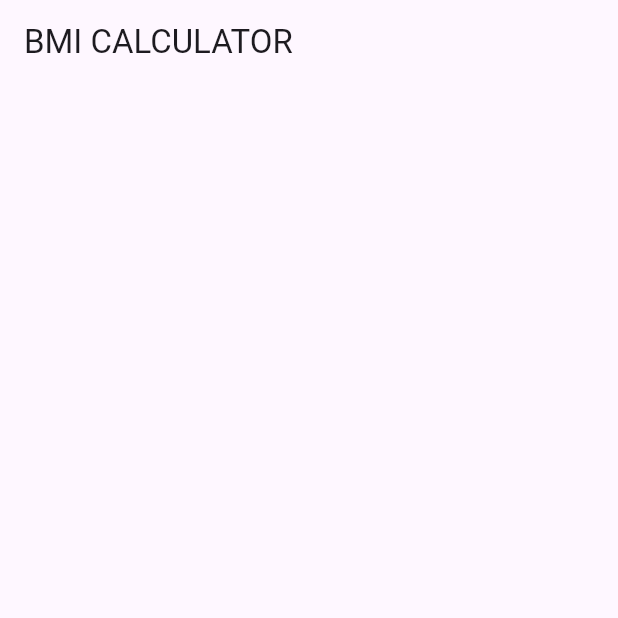
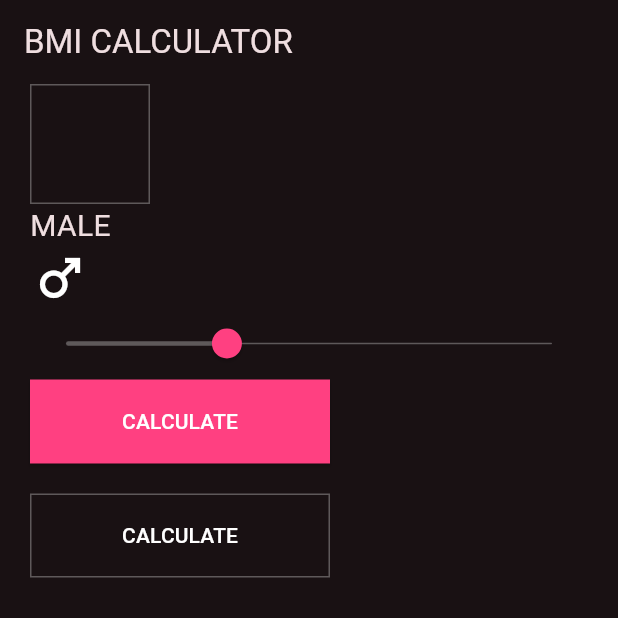
Before and after one commit to this-is-spartaa/flutter-bmi-app, a Flutter app: the screen it shows after launch, on a phone screen of 412 x 824 dp, the top half of it. Run offline on Flutter 3.47's test engine with Material 3 defaults, Android fonts, the light colour scheme and no system bars.

Commit message:
add theme

```diff
--- a/lib/main.dart
+++ b/lib/main.dart
@@ -1,5 +1,6 @@
 import 'package:flutter/material.dart';
 import 'package:flutter_bmi_app/pages/home/home_page.dart';
+import 'package:flutter_bmi_app/theme.dart';
 
 void main() {
   runApp(const MyApp());
@@ -12,6 +13,9 @@
   @override
   Widget build(BuildContext context) {
     return MaterialApp(
+      themeMode: ThemeMode.dark,
+      theme: lightTheme,
+      darkTheme: darkTheme,
       home: HomePage(),
     );
   }
--- a/lib/pages/home/home_page.dart
+++ b/lib/pages/home/home_page.dart
@@ -7,6 +7,48 @@ class HomePage extends StatelessWidget {
       appBar: AppBar(
         title: Text('BMI CALCULATOR'),
       ),
+      body: Padding(
+        padding: EdgeInsets.symmetric(horizontal: 20),
+        child: Column(
+          crossAxisAlignment: CrossAxisAlignment.start,
+          children: [
+            Container(
+              width: 80,
+              height: 80,
+              decoration: BoxDecoration(
+                border: Border.all(
+                  color: Theme.of(context).dividerColor,
+                ),
+              ),
+            ),
+            Text('MALE', style: TextStyle(fontSize: 20)),
+            Icon(Icons.male, size: 40),
+            Slider(
+              value: 100,
+              onChanged: (v) {},
+              min: 1,
+              max: 300,
+            ),
+            SizedBox(
+              width: 200,
+              height: 56,
+              child: ElevatedButton(
+                onPressed: () {},
+                child: Text("CALCULATE"),
+              ),
+            ),
+            SizedBox(height: 20),
+            SizedBox(
+              width: 200,
+              height: 56,
+              child: OutlinedButton(
+                onPressed: () {},
+                child: Text("CALCULATE"),
+              ),
+            ),
+          ],
+        ),
+      ),
     );
   }
 }
--- /dev/null
+++ b/lib/theme.dart
@@ -0,0 +1,62 @@
+import 'package:flutter/material.dart';
+
+final lightTheme = ThemeData(
+  useMaterial3: true,
+  colorScheme: ColorScheme.fromSeed(
+    seedColor: Colors.pinkAccent,
+    brightness: Brightness.light,
+  ),
+  highlightColor: Colors.pinkAccent,
+  dividerColor: Colors.black38, // black opacity 38%
+  sliderTheme: SliderThemeData(
+    activeTrackColor: Colors.black38,
+    inactiveTrackColor: Colors.black38,
+    trackHeight: 1,
+    thumbColor: Colors.pinkAccent,
+  ),
+  elevatedButtonTheme: ElevatedButtonThemeData(
+    style: ButtonStyle(
+      shape: MaterialStatePropertyAll(RoundedRectangleBorder()),
+      backgroundColor: MaterialStatePropertyAll(Colors.pinkAccent),
+      foregroundColor: MaterialStatePropertyAll(Colors.white),
+    ),
+  ),
+  outlinedButtonTheme: OutlinedButtonThemeData(
+    style: ButtonStyle(
+      shape: MaterialStatePropertyAll(RoundedRectangleBorder()),
+      side: MaterialStatePropertyAll(BorderSide(color: Colors.black38)),
+      foregroundColor: MaterialStatePropertyAll(Colors.black),
+    ),
+  ),
+);
+
+final darkTheme = ThemeData(
+  useMaterial3: true,
+  colorScheme: ColorScheme.fromSeed(
+    seedColor: Colors.pinkAccent,
+    brightness: Brightness.dark,
+  ),
+  highlightColor: Colors.pinkAccent,
+  dividerColor: Colors.white30, // white opacity 30%
+  sliderTheme: SliderThemeData(
+    activeTrackColor: Colors.white30, // 현재값 기준 왼쪽 색상
+    inactiveTrackColor: Colors.white30, // 현재값 기준 오른쪽 색상
+    trackHeight: 1, // 막대기 높이(두께)
+    thumbColor: Colors.pinkAccent, // 동그라미 (현재값)
+  ),
+  elevatedButtonTheme: ElevatedButtonThemeData(
+    style: ButtonStyle(
+      shape: MaterialStatePropertyAll(RoundedRectangleBorder()),
+      backgroundColor: MaterialStatePropertyAll(Colors.pinkAccent), // 배경색
+      // 전경색 (Text 등 child 위젯의 색상)
+      foregroundColor: MaterialStatePropertyAll(Colors.white),
+    ),
+  ),
+  outlinedButtonTheme: OutlinedButtonThemeData(
+    style: ButtonStyle(
+      shape: MaterialStatePropertyAll(RoundedRectangleBorder()),
+      side: MaterialStatePropertyAll(BorderSide(color: Colors.white30)),
+      foregroundColor: MaterialStatePropertyAll(Colors.white),
+    ),
+  ),
+);
```
